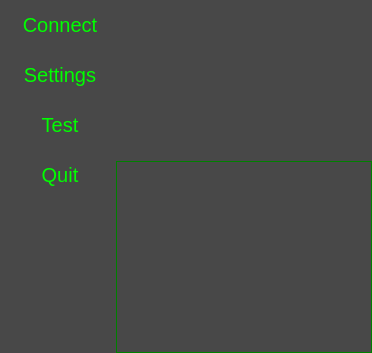
This is C++/DataRecorder/DataRecorder/mainwindow.ui in YuretsFoxie/Code as Qt 5 draws it before an edit. The edited form follows.
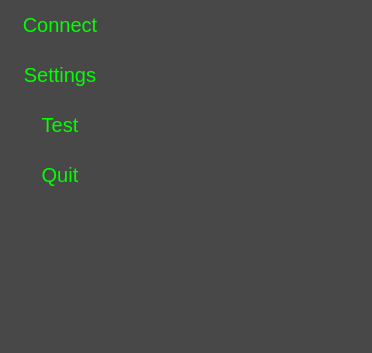
This is the edited form. Icons and pictures are not drawn. Custom widgets are drawn as their Qt base class.

```diff
--- a/C++/DataRecorder/DataRecorder/mainwindow.ui
+++ b/C++/DataRecorder/DataRecorder/mainwindow.ui
@@ -30,8 +30,10 @@
 }
 
 QTextBrowser {
+	color: rgba(0, 255, 0, 1.0);
 	background-color: rgba(0, 0, 0, 0.7);
-	border: 1px solid green;
+	font-size: 16px;
+	border: 0px solid rgba(0, 255, 0, 1.0);
 }
 
 QPushButton {
```
Left out of the diff: 41 changed lines with no effect on the pictures.
